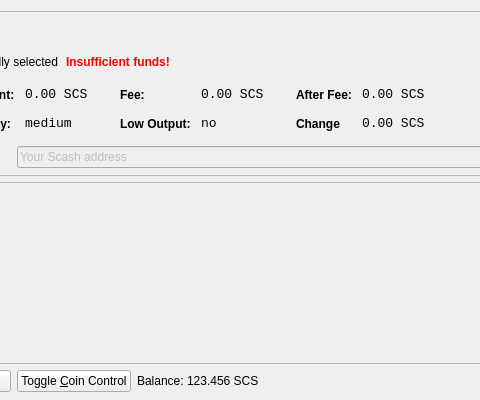
Old version of the form src/qt/forms/sendcoinsdialog.ui in the repository dragononcrypto/scashcpp; both pictures show x 170 to 650 and y 0 to 400 of the 850 by 400 pixel window.
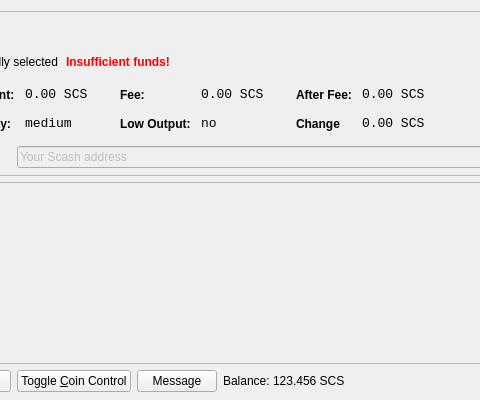
New version of the form. Icons and pictures are not drawn.

```diff
--- a/src/qt/forms/sendcoinsdialog.ui
+++ b/src/qt/forms/sendcoinsdialog.ui
@@ -758,6 +758,20 @@
        </property>
       </widget>
      </item>
+     <item>
+      <widget class="QPushButton" name="messageButton">
+       <property name="toolTip">
+        <string>Add message to transaction (will be visible to everyone)</string>
+       </property>
+       <property name="text">
+        <string>Message</string>
+       </property>
+       <property name="icon">
+        <iconset resource="../bitcoin.qrc">
+         <normaloff>:/icons/message</normaloff>:/icons/message</iconset>
+       </property>
+      </widget>
+     </item>
      <item>
       <layout class="QHBoxLayout" name="horizontalLayout_2">
        <property name="spacing">
```
